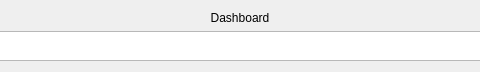
The window that src/libtomahawk/context/ContextWidget.ui (tomahawk-player/tomahawk) describes before a commit, drawn with Qt 5; both pictures show x 147 to 627 and y 0 to 72 of the 774 by 72 pixel window.
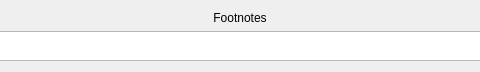
The same window after the commit. Custom widgets are drawn as their Qt base class.

Commit message: * Renamed contextual view to 'Footnotes'.

Patch:
```diff
--- a/src/libtomahawk/context/ContextWidget.ui
+++ b/src/libtomahawk/context/ContextWidget.ui
@@ -35,7 +35,7 @@
       </sizepolicy>
      </property>
      <property name="text">
-      <string>Dashboard</string>
+      <string>Footnotes</string>
      </property>
      <property name="alignment">
       <set>Qt::AlignCenter</set>
```
The commit also changes 1 other file.
